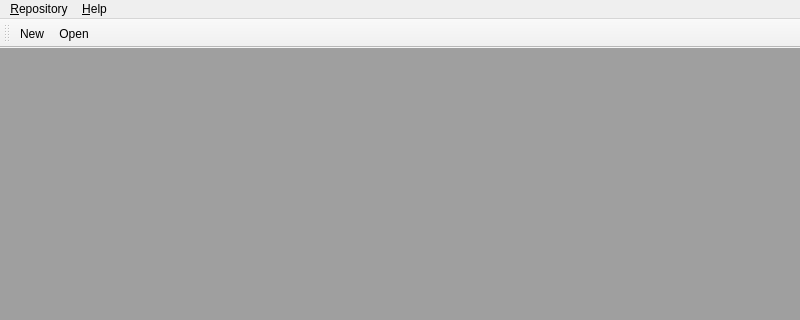
Before: the Qt Designer form src/goot/Gui/MainWindow.ui in DrFrankenstein/goot, drawn with Qt 5; both pictures show x 0 to 800 and y 0 to 320 of the 800 by 600 pixel window.
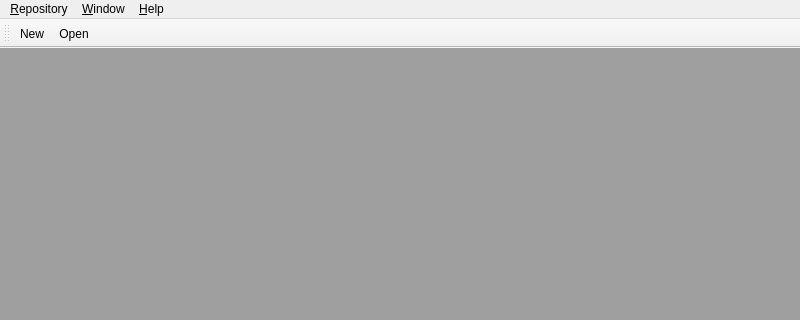
After: the same form once the commit is applied. Icons and pictures are not drawn.

Commit message: Add Cascade and Tile menu options.

Patch:
```diff
--- a/src/goot/Gui/MainWindow.ui
+++ b/src/goot/Gui/MainWindow.ui
@@ -67,7 +67,15 @@
     <addaction name="separator"/>
     <addaction name="actionAbout"/>
    </widget>
+   <widget class="QMenu" name="menu_Window">
+    <property name="title">
+     <string>&amp;Window</string>
+    </property>
+    <addaction name="actionCascade"/>
+    <addaction name="actionTile"/>
+   </widget>
    <addaction name="menuRepository"/>
+   <addaction name="menu_Window"/>
    <addaction name="menuHelp"/>
   </widget>
   <widget class="QStatusBar" name="statusbar"/>
```
Left out of the diff: 59 changed lines with no effect on the pictures. The commit also changes 5 other files.
